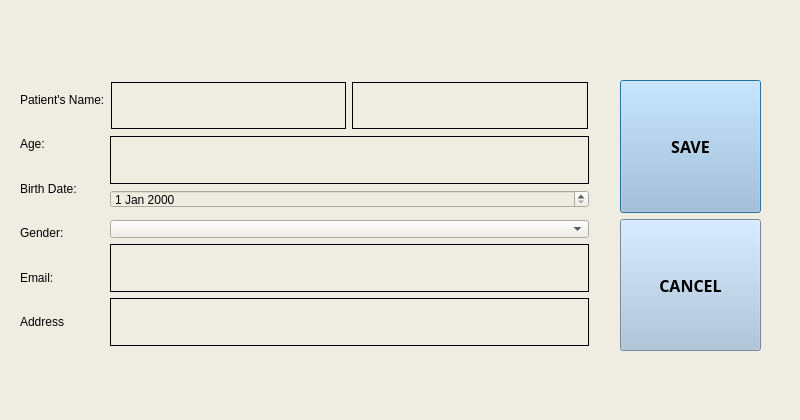
Qt form data_save.ui (AlgoChad/Shit) before a commit.
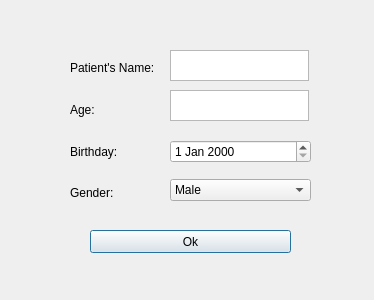
The same form after that commit.

```diff
--- a/data_save.ui
+++ b/data_save.ui
@@ -6,12 +6,12 @@
    <rect>
     <x>0</x>
     <y>0</y>
-    <width>800</width>
-    <height>420</height>
+    <width>374</width>
+    <height>300</height>
    </rect>
   </property>
   <property name="sizePolicy">
-   <sizepolicy hsizetype="Maximum" vsizetype="Maximum">
+   <sizepolicy hsizetype="Fixed" vsizetype="Fixed">
     <horstretch>0</horstretch>
     <verstretch>0</verstretch>
    </sizepolicy>
@@ -19,76 +19,26 @@
   <property name="windowTitle">
    <string>Save</string>
   </property>
-  <property name="styleSheet">
-   <string notr="true">background-color: rgb(239, 237, 225);</string>
-  </property>
+  <widget class="QPushButton" name="pushButton">
+   <property name="geometry">
+    <rect>
+     <x>90</x>
+     <y>230</y>
+     <width>201</width>
+     <height>23</height>
+    </rect>
+   </property>
+   <property name="text">
+    <string>Ok</string>
+   </property>
+  </widget>
   <widget class="QWidget" name="verticalLayoutWidget">
    <property name="geometry">
     <rect>
-     <x>620</x>
-     <y>80</y>
-     <width>141</width>
-     <height>271</height>
-    </rect>
-   </property>
-   <layout class="QVBoxLayout" name="verticalLayout_2">
-    <item>
-     <widget class="QPushButton" name="save_data_button_2">
-      <property name="sizePolicy">
-       <sizepolicy hsizetype="Minimum" vsizetype="Expanding">
-        <horstretch>0</horstretch>
-        <verstretch>0</verstretch>
-       </sizepolicy>
-      </property>
-      <property name="font">
-       <font>
-        <family>Agency FB</family>
-        <pointsize>12</pointsize>
-        <weight>75</weight>
-        <bold>true</bold>
-       </font>
-      </property>
-      <property name="styleSheet">
-       <string notr="true">background-color: rgb(165, 191, 218);</string>
-      </property>
-      <property name="text">
-       <string>SAVE</string>
-      </property>
-     </widget>
-    </item>
-    <item>
-     <widget class="QPushButton" name="save_cancel_button_2">
-      <property name="sizePolicy">
-       <sizepolicy hsizetype="Minimum" vsizetype="Expanding">
-        <horstretch>0</horstretch>
-        <verstretch>0</verstretch>
-       </sizepolicy>
-      </property>
-      <property name="font">
-       <font>
-        <family>Agency FB</family>
-        <pointsize>12</pointsize>
-        <weight>75</weight>
-        <bold>true</bold>
-       </font>
-      </property>
-      <property name="styleSheet">
-       <string notr="true">background-color: rgb(165, 191, 218);</string>
-      </property>
-      <property name="text">
-       <string>CANCEL</string>
-      </property>
-     </widget>
-    </item>
-   </layout>
-  </widget>
-  <widget class="QWidget" name="verticalLayoutWidget_2">
-   <property name="geometry">
-    <rect>
-     <x>20</x>
-     <y>80</y>
+     <x>70</x>
+     <y>50</y>
      <width>91</width>
-     <height>261</height>
+     <height>161</height>
     </rect>
    </property>
    <layout class="QVBoxLayout" name="verticalLayout">
@@ -102,14 +52,14 @@
     <item>
      <widget class="QLabel" name="label_2">
       <property name="text">
-       <string>Age: </string>
+       <string>Age:</string>
       </property>
      </widget>
     </item>
     <item>
-     <widget class="QLabel" name="label_3">
+     <widget class="QLabel" name="label_4">
       <property name="text">
-       <string>Birth Date:</string>
+       <string>Birthday:</string>
       </property>
      </widget>
     </item>
@@ -120,123 +70,67 @@
       </property>
      </widget>
     </item>
-    <item>
-     <widget class="QLabel" name="label_4">
-      <property name="text">
-       <string>Email:</string>
-      </property>
-     </widget>
-    </item>
-    <item>
-     <widget class="QLabel" name="label_6">
-      <property name="text">
-       <string>Address</string>
-      </property>
-     </widget>
-    </item>
    </layout>
   </widget>
-  <widget class="QTextEdit" name="textEdit_3">
+  <widget class="QWidget" name="verticalLayoutWidget_2">
    <property name="geometry">
     <rect>
-     <x>352</x>
-     <y>82</y>
-     <width>236</width>
-     <height>47</height>
+     <x>170</x>
+     <y>130</y>
+     <width>141</width>
+     <height>81</height>
     </rect>
    </property>
-   <property name="frameShape">
-    <enum>QFrame::Panel</enum>
-   </property>
-   <property name="frameShadow">
-    <enum>QFrame::Plain</enum>
-   </property>
-   <property name="lineWidth">
-    <number>1</number>
-   </property>
-  </widget>
-  <widget class="QDateEdit" name="dateEdit">
-   <property name="geometry">
-    <rect>
-     <x>110</x>
-     <y>190</y>
-     <width>479</width>
-     <height>18</height>
-    </rect>
-   </property>
-  </widget>
-  <widget class="QTextEdit" name="textEdit_4">
-   <property name="geometry">
-    <rect>
-     <x>110</x>
-     <y>244</y>
-     <width>479</width>
-     <height>48</height>
-    </rect>
-   </property>
-   <property name="frameShape">
-    <enum>QFrame::Panel</enum>
-   </property>
-   <property name="frameShadow">
-    <enum>QFrame::Plain</enum>
-   </property>
-  </widget>
-  <widget class="QTextEdit" name="textEdit_2">
-   <property name="geometry">
-    <rect>
-     <x>110</x>
-     <y>136</y>
-     <width>479</width>
-     <height>48</height>
-    </rect>
-   </property>
-   <property name="frameShape">
-    <enum>QFrame::Panel</enum>
-   </property>
-   <property name="frameShadow">
-    <enum>QFrame::Plain</enum>
-   </property>
-  </widget>
-  <widget class="QComboBox" name="comboBox">
-   <property name="geometry">
-    <rect>
-     <x>110</x>
-     <y>220</y>
-     <width>479</width>
-     <height>18</height>
-    </rect>
-   </property>
+   <layout class="QVBoxLayout" name="verticalLayout_2">
+    <item>
+     <widget class="QDateEdit" name="dateEdit"/>
+    </item>
+    <item>
+     <widget class="QComboBox" name="comboBox">
+      <item>
+       <property name="text">
+        <string>Male</string>
+       </property>
+      </item>
+      <item>
+       <property name="text">
+        <string>Fema;e</string>
+       </property>
+      </item>
+     </widget>
+    </item>
+   </layout>
   </widget>
   <widget class="QTextEdit" name="textEdit">
    <property name="geometry">
     <rect>
-     <x>111</x>
-     <y>82</y>
-     <width>235</width>
-     <height>47</height>
+     <x>170</x>
+     <y>50</y>
+     <width>139</width>
+     <height>31</height>
     </rect>
    </property>
-   <property name="frameShape">
-    <enum>QFrame::Panel</enum>
-   </property>
-   <property name="frameShadow">
-    <enum>QFrame::Plain</enum>
+   <property name="sizePolicy">
+    <sizepolicy hsizetype="Expanding" vsizetype="Preferred">
+     <horstretch>0</horstretch>
+     <verstretch>0</verstretch>
+    </sizepolicy>
    </property>
   </widget>
-  <widget class="QTextEdit" name="textEdit_5">
+  <widget class="QTextEdit" name="textEdit_2">
    <property name="geometry">
     <rect>
-     <x>110</x>
-     <y>298</y>
-     <width>479</width>
-     <height>48</height>
+     <x>170</x>
+     <y>90</y>
+     <width>139</width>
+     <height>31</height>
     </rect>
    </property>
-   <property name="frameShape">
-    <enum>QFrame::Panel</enum>
-   </property>
-   <property name="frameShadow">
-    <enum>QFrame::Plain</enum>
+   <property name="sizePolicy">
+    <sizepolicy hsizetype="Expanding" vsizetype="Preferred">
+     <horstretch>0</horstretch>
+     <verstretch>0</verstretch>
+    </sizepolicy>
    </property>
   </widget>
  </widget>
```
